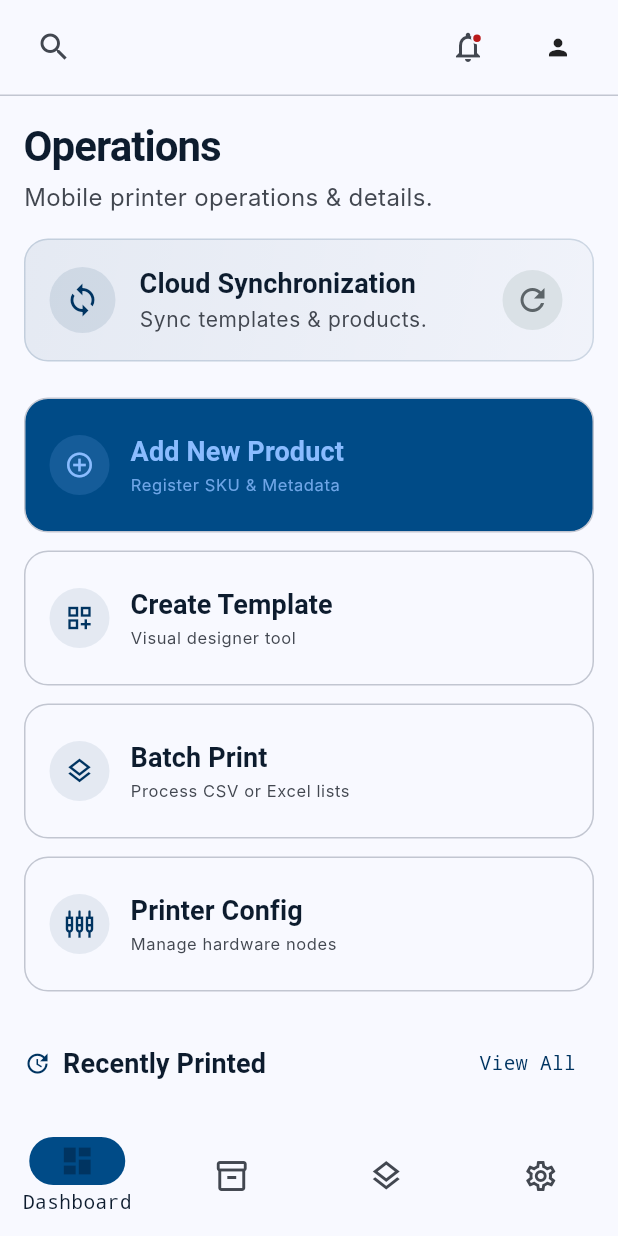
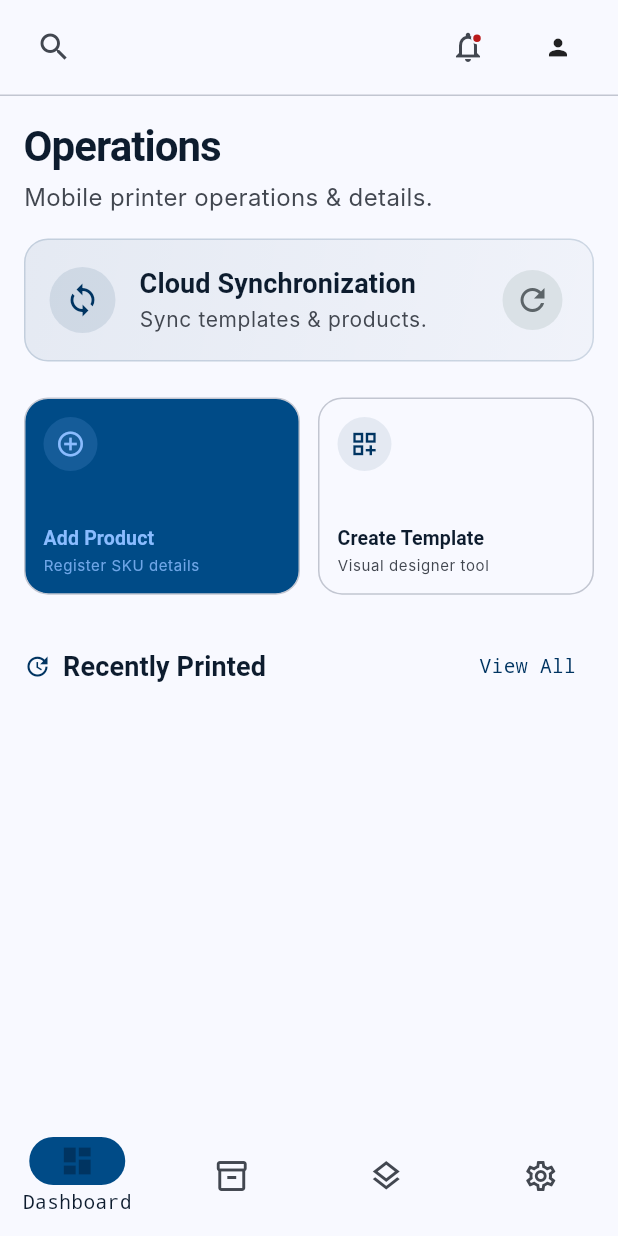
Before and after one commit to akhiljoseko/stickify, a Flutter app: the screen it shows once a user with an empty profile is signed in, on a phone screen of 412 x 824 dp. Run offline on Flutter 3.47's test engine with Material 3 defaults, Android fonts, the phone set to English and light mode, and no system bars; our stand-ins replace barcode_widget, bloc, cloud_firestore, equatable, firebase_auth, firebase_core and 8 more; accounts and stored records are empty; generated files the repository leaves out were written again; network calls fail; Roboto replaces fonts that are missing (Hanken Grotesk, Inter).

Commit message:
feat(dashboard): remove printer config and batch print, and redesign quick actions grid
- Remove Printer Config and Batch Print from both desktop and mobile dashboard quick actions.
- Arrange remaining quick actions (Add Product and Create Template) side-by-side in 2 columns.
- Redesign mobile quick action card to use a vertical card layout to prevent text crowding in the side-by-side layout.
- Fix mobile recently printed carousel overflow by increasing container height from 280 to 310.

```diff
--- a/lib/presentation/features/dashboard/presentation/desktop/desktop_dashboard_screen.dart
+++ b/lib/presentation/features/dashboard/presentation/desktop/desktop_dashboard_screen.dart
@@ -143,16 +143,6 @@ class _QuickActionsGrid extends StatelessWidget {
       title: 'Create Template',
       subtitle: 'Visual designer tool',
     ),
-    _QuickActionData(
-      icon: Icons.layers_outlined,
-      title: 'Batch Print',
-      subtitle: 'Process CSV or Excel lists',
-    ),
-    _QuickActionData(
-      icon: Icons.settings_input_component_outlined,
-      title: 'Printer Config',
-      subtitle: 'Manage hardware nodes',
-    ),
   ];
 
   @override
@@ -160,7 +150,7 @@ class _QuickActionsGrid extends StatelessWidget {
     return LayoutBuilder(
       builder: (context, constraints) {
         final w = constraints.maxWidth;
-        final crossAxisCount = w < 960 ? 2 : 4;
+        final crossAxisCount = w < 480 ? 1 : 2;
         const targetHeight = 160.0;
 
         final itemWidth = (w - (crossAxisCount - 1) * 16) / crossAxisCount;
--- a/lib/presentation/features/dashboard/presentation/mobile/mobile_dashboard_screen.dart
+++ b/lib/presentation/features/dashboard/presentation/mobile/mobile_dashboard_screen.dart
@@ -192,8 +192,8 @@ class _QuickActionsList extends StatelessWidget {
     _QuickActionData(
       id: FeatureId.productCatalogAdmin,
       icon: Icons.add_circle_outline,
-      title: 'Add New Product',
-      subtitle: 'Register SKU & Metadata',
+      title: 'Add Product',
+      subtitle: 'Register SKU details',
       isPrimary: true,
     ),
     _QuickActionData(
@@ -202,138 +202,38 @@ class _QuickActionsList extends StatelessWidget {
       title: 'Create Template',
       subtitle: 'Visual designer tool',
     ),
-    _QuickActionData(
-      id: FeatureId.printSetup,
-      icon: Icons.layers_outlined,
-      title: 'Batch Print',
-      subtitle: 'Process CSV or Excel lists',
-      requiresBulkOps: true,
-    ),
-    _QuickActionData(
-      id: FeatureId.dashboard,
-      icon: Icons.settings_input_component_outlined,
-      title: 'Printer Config',
-      subtitle: 'Manage hardware nodes',
-    ),
   ];
 
-  void _handleAction(BuildContext context, _QuickActionData action, AppEnvironment env) {
-    final featureAccess = context.read<FeatureAccessService>();
-    final availability = featureAccess.availabilityOf(action.id, env);
-
-    final isRestricted = availability == FeatureAvailability.desktopOnly ||
-        (action.requiresBulkOps && !env.supportsBulkOperations);
-
-    if (isRestricted) {
-      _showDesktopOnlySheet(context, action.title);
-    } else {
+  void _handleAction(BuildContext context, _QuickActionData action) {
     if (action.id == FeatureId.productCatalogAdmin) {
       context.go('/products?subView=create');
     } else if (action.id == FeatureId.templateCreation) {
       context.go('/templates?action=create');
     }
   }
-  }
-
-  void _showDesktopOnlySheet(BuildContext context, String actionName) {
-    final colorScheme = Theme.of(context).colorScheme;
-    final textTheme = Theme.of(context).textTheme;
-
-    showModalBottomSheet<void>(
-      context: context,
-      backgroundColor: colorScheme.surface,
-      shape: const RoundedRectangleBorder(
-        borderRadius: BorderRadius.vertical(top: Radius.circular(20)),
-      ),
-      builder: (sheetContext) => Padding(
-        padding: const EdgeInsets.all(24),
-        child: Column(
-          mainAxisSize: MainAxisSize.min,
-          children: [
-            Container(
-              width: 40,
-              height: 4,
-              decoration: BoxDecoration(
-                color: colorScheme.onSurfaceVariant.withValues(alpha: 0.4),
-                borderRadius: BorderRadius.circular(2),
-              ),
-            ),
-            const SizedBox(height: 24),
-            Icon(
-              Icons.computer_outlined,
-              size: 48,
-              color: colorScheme.primary,
-            ),
-            const SizedBox(height: 16),
-            Text(
-              'Desktop Feature Only',
-              style: textTheme.titleMedium?.copyWith(
-                fontWeight: FontWeight.bold,
-              ),
-            ),
-            const SizedBox(height: 8),
-            Text(
-              'The "$actionName" feature requires a desktop or tablet viewport. '
-              'Please log in on a computer to access this workspace and controls.',
-              textAlign: TextAlign.center,
-              style: textTheme.bodyMedium?.copyWith(
-                color: colorScheme.onSurfaceVariant,
-              ),
-            ),
-            const SizedBox(height: 24),
-            ElevatedButton(
-              onPressed: () => Navigator.pop(sheetContext),
-              style: ElevatedButton.styleFrom(
-                minimumSize: const Size.fromHeight(48),
-                shape: RoundedRectangleBorder(
-                  borderRadius: BorderRadius.circular(8),
-                ),
-              ),
-              child: const Text('Understood'),
-            ),
-          ],
-        ),
-      ),
-    );
-  }
 
   @override
   Widget build(BuildContext context) {
-    final env = context.watch<AppEnvironment>();
-    final featureAccess = context.read<FeatureAccessService>();
-
     return LayoutBuilder(
       builder: (context, constraints) {
-        final w = constraints.maxWidth;
-        final crossAxisCount = w < 480 ? 1 : 2;
-        final targetHeight = w < 480 ? 90.0 : 100.0;
-
-        final itemWidth = (w - (crossAxisCount - 1) * 12) / crossAxisCount;
-        final childAspectRatio = itemWidth / targetHeight;
-
         return GridView.builder(
           shrinkWrap: true,
           physics: const NeverScrollableScrollPhysics(),
-          gridDelegate: SliverGridDelegateWithFixedCrossAxisCount(
-            crossAxisCount: crossAxisCount,
+          gridDelegate: const SliverGridDelegateWithFixedCrossAxisCount(
+            crossAxisCount: 2,
             crossAxisSpacing: 12,
             mainAxisSpacing: 12,
-            childAspectRatio: childAspectRatio,
+            childAspectRatio: 1.4,
           ),
           itemCount: _actions.length,
           itemBuilder: (context, i) {
             final action = _actions[i];
-            final availability = featureAccess.availabilityOf(action.id, env);
-            final isRestricted = availability == FeatureAvailability.desktopOnly ||
-                (action.requiresBulkOps && !env.supportsBulkOperations);
-
             return _MobileQuickActionCard(
               icon: action.icon,
               title: action.title,
               subtitle: action.subtitle,
-              isPrimary: action.isPrimary && !isRestricted,
-              isRestricted: isRestricted,
-              onTap: () => _handleAction(context, action, env),
+              isPrimary: action.isPrimary,
+              onTap: () => _handleAction(context, action),
             );
           },
         );
@@ -349,7 +249,6 @@ class _QuickActionData {
     required this.title,
     required this.subtitle,
     this.isPrimary = false,
-    this.requiresBulkOps = false,
   });
 
   final FeatureId id;
@@ -357,7 +256,6 @@ class _QuickActionData {
   final String title;
   final String subtitle;
   final bool isPrimary;
-  final bool requiresBulkOps;
 }
 
 class _MobileQuickActionCard extends StatelessWidget {
@@ -366,7 +264,6 @@ class _MobileQuickActionCard extends StatelessWidget {
     required this.title,
     required this.subtitle,
     required this.isPrimary,
-    required this.isRestricted,
     required this.onTap,
   });
 
@@ -374,7 +271,6 @@ class _MobileQuickActionCard extends StatelessWidget {
   final String title;
   final String subtitle;
   final bool isPrimary;
-  final bool isRestricted;
   final VoidCallback onTap;
 
   @override
@@ -386,21 +282,15 @@ class _MobileQuickActionCard extends StatelessWidget {
         ? colorScheme.primaryContainer
         : colorScheme.surfaceContainerLow;
 
-    final titleColor = isRestricted
-        ? colorScheme.onSurface.withValues(alpha: 0.38)
-        : isPrimary
+    final titleColor = isPrimary
         ? colorScheme.onPrimaryContainer
         : colorScheme.onSurface;
 
-    final subtitleColor = isRestricted
-        ? colorScheme.onSurfaceVariant.withValues(alpha: 0.38)
-        : isPrimary
+    final subtitleColor = isPrimary
         ? colorScheme.onPrimaryContainer.withValues(alpha: 0.8)
         : colorScheme.onSurfaceVariant;
 
-    final iconColor = isRestricted
-        ? colorScheme.primary.withValues(alpha: 0.38)
-        : isPrimary
+    final iconColor = isPrimary
         ? colorScheme.onPrimaryContainer
         : colorScheme.primary;
 
@@ -408,24 +298,22 @@ class _MobileQuickActionCard extends StatelessWidget {
       onTap: onTap,
       borderRadius: BorderRadius.circular(16),
       child: Ink(
-        padding: const EdgeInsets.symmetric(horizontal: 16, vertical: 12),
+        padding: const EdgeInsets.all(12),
         decoration: BoxDecoration(
           color: baseBg,
           borderRadius: BorderRadius.circular(16),
           border: Border.all(
-            color: isRestricted
-                ? colorScheme.outlineVariant.withValues(alpha: 0.38)
-                : colorScheme.outlineVariant,
+            color: colorScheme.outlineVariant,
           ),
         ),
-        child: Row(
+        child: Column(
+          crossAxisAlignment: CrossAxisAlignment.start,
+          mainAxisAlignment: MainAxisAlignment.spaceBetween,
           children: [
             Container(
-              padding: const EdgeInsets.all(10),
+              padding: const EdgeInsets.all(8),
               decoration: BoxDecoration(
-                color: isRestricted
-                    ? colorScheme.onSurface.withValues(alpha: 0.05)
-                    : isPrimary
+                color: isPrimary
                     ? colorScheme.onPrimaryContainer.withValues(alpha: 0.15)
                     : colorScheme.primary.withValues(alpha: 0.08),
                 shape: BoxShape.circle,
@@ -436,47 +324,31 @@ class _MobileQuickActionCard extends StatelessWidget {
                 color: iconColor,
               ),
             ),
-            const SizedBox(width: 14),
-            Expanded(
-              child: Column(
+            Column(
               crossAxisAlignment: CrossAxisAlignment.start,
-                mainAxisAlignment: MainAxisAlignment.center,
+              mainAxisSize: MainAxisSize.min,
               children: [
-                  Row(
-                    children: [
-                      Expanded(
-                        child: Text(
+                Text(
                   title,
                   style: textTheme.titleSmall?.copyWith(
                     fontWeight: FontWeight.bold,
                     color: titleColor,
+                    fontSize: 13,
                   ),
                   maxLines: 1,
                   overflow: TextOverflow.ellipsis,
-                        ),
-                      ),
-                      if (isRestricted) ...[
-                        const SizedBox(width: 4),
-                        Icon(
-                          Icons.lock_outline,
-                          size: 14,
-                          color: colorScheme.onSurfaceVariant.withValues(alpha: 0.6),
-                        ),
-                      ],
-                    ],
                 ),
                 const SizedBox(height: 2),
                 Text(
                   subtitle,
                   style: textTheme.bodySmall?.copyWith(
                     color: subtitleColor,
-                      fontSize: 11,
+                    fontSize: 10,
                   ),
                   maxLines: 1,
                   overflow: TextOverflow.ellipsis,
                 ),
               ],
-              ),
             ),
           ],
         ),
@@ -544,7 +416,7 @@ class _RecentPrintsCarousel extends StatelessWidget {
   @override
   Widget build(BuildContext context) {
     return SizedBox(
-      height: 280,
+      height: 310,
       child: ListView.separated(
         scrollDirection: Axis.horizontal,
         itemCount: jobs.length,
```
Lines whose indentation alone changed are shown as unchanged.
